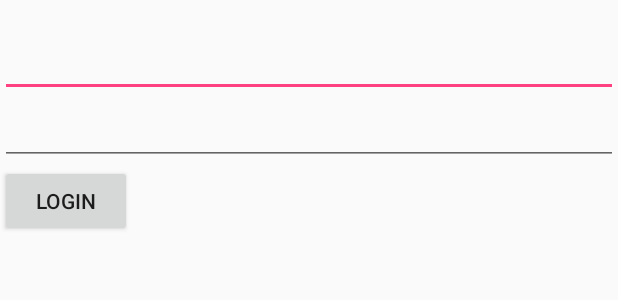
After one commit to neurospeech/ui-atoms-android, an Android app: the layout activity_login.xml on its own in the app's theme, with its tools: preview values and no code run, on a phone screen of 412 x 824 dp. The commit adds this screen. Shown: the top 300 px of the screen. Run offline under Robolectric (Android 15) with nearby library versions, the phone set to English and light mode, and no system bars.

Commit message:
Added first working sample with AtomCommand and AtomViewModel

```diff
--- a/UIAtomsDemo/app/build.gradle
+++ b/UIAtomsDemo/app/build.gradle
@@ -1,4 +1,5 @@
 apply plugin: 'com.android.application'
+
 
 android {
     compileSdkVersion 25
@@ -17,7 +18,7 @@ android {
     buildTypes {
         release {
             minifyEnabled false
-            proguardFiles getDefaultProguardFile('proguard-android.txt'), 'proguard-rules.pro'
+            //proguardFiles getDefaultProguardFile('proguard-android.txt'), 'proguard-rules.pro'
         }
     }
     dataBinding {
@@ -37,4 +38,5 @@ dependencies {
     compile 'com.android.support:appcompat-v7:25.3.1'
     compile 'com.android.support.constraint:constraint-layout:1.0.2'
     testCompile 'junit:junit:4.12'
+    compile project(path: ':uiatoms')
 }
--- a/UIAtomsDemo/app/src/main/AndroidManifest.xml
+++ b/UIAtomsDemo/app/src/main/AndroidManifest.xml
@@ -3,6 +3,7 @@
     package="com.neurospeech.uiatomsdemo">
 
     <application
+        android:name=".DemoApplication"
         android:allowBackup="true"
         android:icon="@mipmap/ic_launcher"
         android:label="@string/app_name"
@@ -16,6 +17,7 @@
                 <category android:name="android.intent.category.LAUNCHER" />
             </intent-filter>
         </activity>
+        <activity android:name=".LoginActivity"></activity>
     </application>
 
 </manifest>
--- /dev/null
+++ b/UIAtomsDemo/app/src/main/res/layout/activity_login.xml
@@ -0,0 +1,44 @@
+<?xml version="1.0" encoding="utf-8"?>
+<layout xmlns:android="http://schemas.android.com/apk/res/android"
+    xmlns:app="http://schemas.android.com/apk/res-auto">
+
+    <data>
+        <variable
+            name="viewModel"
+            type="com.neurospeech.uiatomsdemo.viewmodels.LoginViewModel"/>
+        <import type="android.view.View"/>
+    </data>
+
+    <LinearLayout
+        android:orientation="vertical" android:layout_width="match_parent"
+        android:layout_height="match_parent">
+
+
+        <TextView
+            android:layout_width="match_parent"
+            android:layout_height="wrap_content"
+            android:text="@{viewModel.error}"
+            android:visibility="@{ viewModel.error != null ? View.VISIBLE : View.INVISIBLE}"
+            />
+
+        <EditText
+            android:layout_width="match_parent"
+            android:layout_height="wrap_content"
+            android:text="@={viewModel.userName}"
+            />
+
+        <EditText
+            android:layout_width="match_parent"
+            android:layout_height="wrap_content"
+            android:text="@={viewModel.password}"
+            />
+
+        <Button
+            android:layout_width="wrap_content"
+            android:layout_height="wrap_content"
+            android:text="Login"
+            app:command="@{viewModel.loginCommand}"
+            />
+
+    </LinearLayout>
+</layout>
--- a/UIAtomsDemo/build.gradle
+++ b/UIAtomsDemo/build.gradle
@@ -6,6 +6,7 @@ buildscript {
     }
     dependencies {
         classpath 'com.android.tools.build:gradle:2.3.3'
+        classpath 'me.tatarka:gradle-retrolambda:3.6.1'
 
         // NOTE: Do not place your application dependencies here; they belong
         // in the individual module build.gradle files
--- a/UIAtomsDemo/uiatoms/build.gradle
+++ b/UIAtomsDemo/uiatoms/build.gradle
@@ -1,4 +1,5 @@
 apply plugin: 'com.android.library'
+apply plugin: 'me.tatarka.retrolambda'
 
 android {
     compileSdkVersion 25
@@ -15,7 +16,7 @@ android {
     buildTypes {
         release {
             minifyEnabled false
-            proguardFiles getDefaultProguardFile('proguard-android.txt'), 'proguard-rules.pro'
+            //proguardFiles getDefaultProguardFile('proguard-android.txt'), 'proguard-rules.pro'
         }
     }
     dataBinding {
--- a/UIAtomsDemo/uiatoms/src/main/res/values/ids.xml
+++ b/UIAtomsDemo/uiatoms/src/main/res/values/ids.xml
@@ -1,4 +1,9 @@
 <?xml version="1.0" encoding="utf-8"?>
 <resources>
     <item name="observableAdapterTag" type="id"/>
+    <item name="viewModel" type="id"/>
+    <item name="atomCommand" type="id"/>
+    <item name="atomCommandEnabled" type="id"/>
+    <item name="atomCommandParamter" type="id"/>
+    <item name="atomCommandAction" type="id"/>
 </resources>
```
Also changed, not shown: UIAtomsDemo/app/src/main/java/com/neurospeech/uiatomsdemo/DemoApplication.java (added, +20 -0 lines), UIAtomsDemo/app/src/main/java/com/neurospeech/uiatomsdemo/LoginActivity.java (added, +11 -0 lines), UIAtomsDemo/app/src/main/java/com/neurospeech/uiatomsdemo/MainActivity.java (+12 -0 lines), UIAtomsDemo/app/src/main/java/com/neurospeech/uiatomsdemo/viewmodels/LoginViewModel.java (added, +36 -0 lines), UIAtomsDemo/uiatoms/src/main/java/com/neurospeech/uiatoms/Action.java (added, +11 -0 lines), UIAtomsDemo/uiatoms/src/main/java/com/neurospeech/uiatoms/AtomChooser.java (added, +24 -0 lines), UIAtomsDemo/uiatoms/src/main/java/com/neurospeech/uiatoms/AtomCommand.java (added, +67 -0 lines), UIAtomsDemo/uiatoms/src/main/java/com/neurospeech/uiatoms/AtomNavigator.java (+59 -44 lines), UIAtomsDemo/uiatoms/src/main/java/com/neurospeech/uiatoms/AtomView.java (added, +81 -0 lines), UIAtomsDemo/uiatoms/src/main/java/com/neurospeech/uiatoms/AtomViewModel.java (+18 -0 lines).
